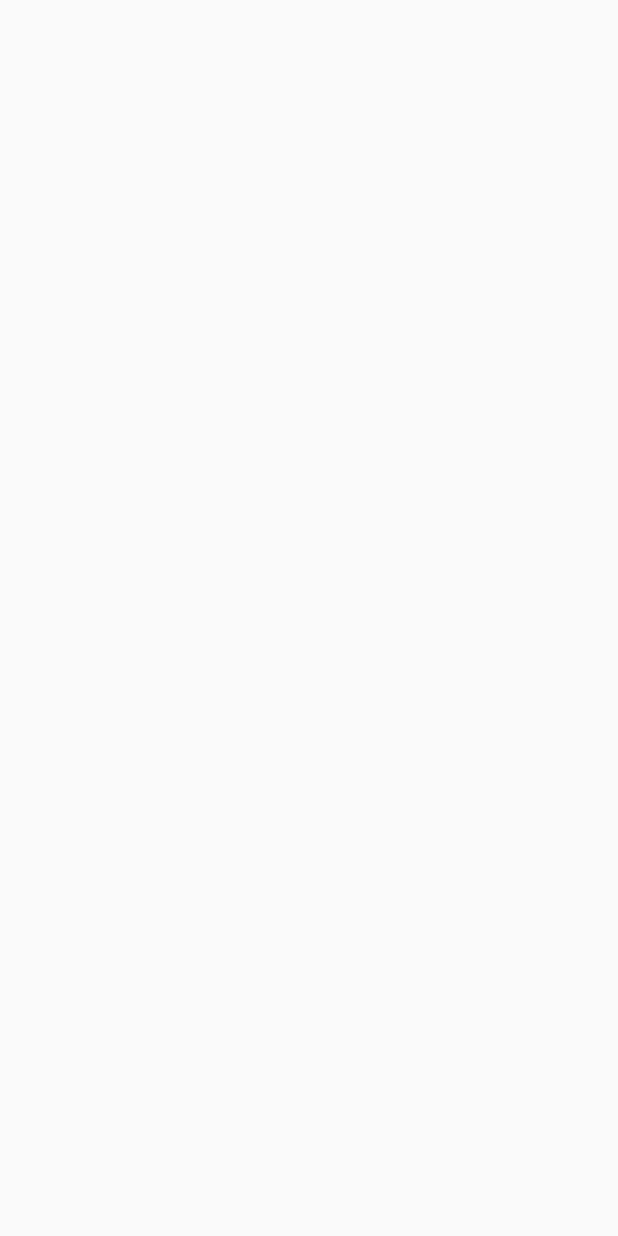
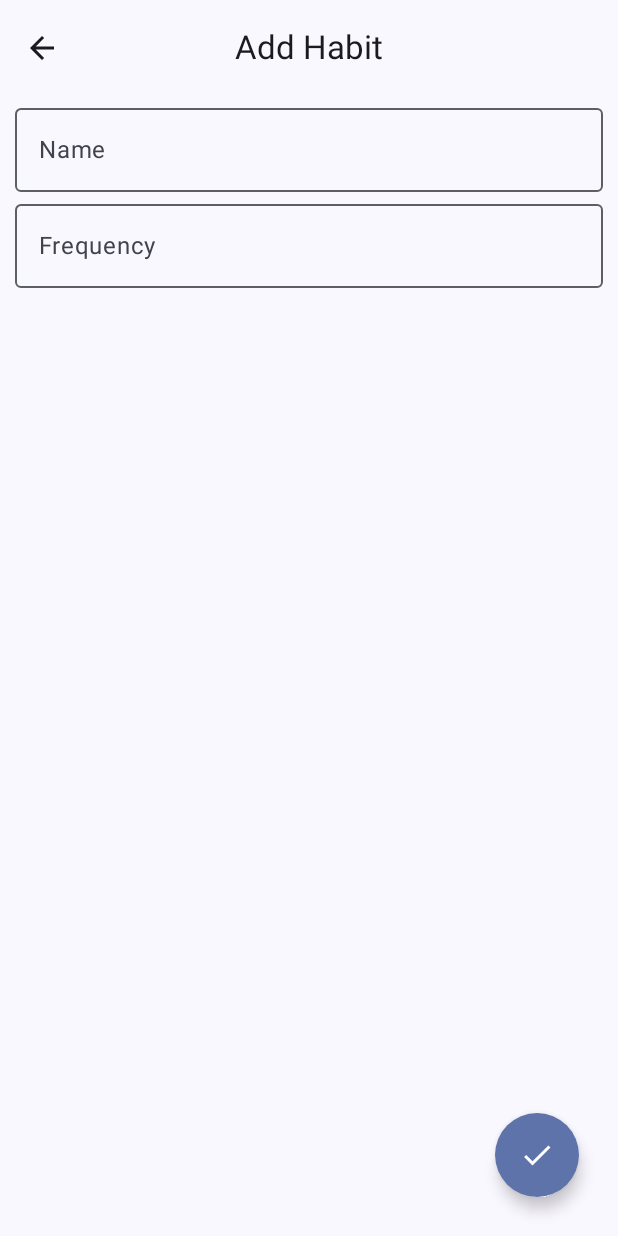
Before and after one commit to willbsp/habits, an Android app built with Jetpack Compose: the AddHabitScreen screen opened through its navigation route, on a phone screen of 412 x 824 dp. Before the commit the screen is empty. Run offline under Robolectric (Android 15) with nearby library versions, the light colour scheme and no system bars.

Commit message:
Build add habit screen

```diff
--- a/app/src/main/AndroidManifest.xml
+++ b/app/src/main/AndroidManifest.xml
@@ -16,7 +16,8 @@
             android:name=".MainActivity"
             android:exported="true"
             android:label="@string/app_name"
-            android:theme="@style/Theme.Habits">
+            android:theme="@style/Theme.Habits"
+            android:windowSoftInputMode="adjustResize">
             <intent-filter>
                 <action android:name="android.intent.action.MAIN" />
 
--- a/app/src/main/java/com/willbsp/habits/ui/addhabit/AddHabitScreen.kt
+++ b/app/src/main/java/com/willbsp/habits/ui/addhabit/AddHabitScreen.kt
@@ -1,8 +1,102 @@
 package com.willbsp.habits.ui.addhabit
 
+import androidx.compose.foundation.layout.*
+import androidx.compose.foundation.shape.CircleShape
+import androidx.compose.material.icons.Icons
+import androidx.compose.material.icons.filled.Done
+import androidx.compose.material3.*
 import androidx.compose.runtime.Composable
+import androidx.compose.runtime.rememberCoroutineScope
+import androidx.compose.ui.Alignment
+import androidx.compose.ui.Modifier
+import androidx.compose.ui.res.stringResource
+import androidx.compose.ui.tooling.preview.Preview
+import androidx.compose.ui.unit.dp
+import androidx.lifecycle.viewmodel.compose.viewModel
+import com.willbsp.habits.R
+import com.willbsp.habits.di.AppViewModelProvider
+import com.willbsp.habits.ui.HabitsAppTopBar
+import com.willbsp.habits.ui.theme.HabitsTheme
+import kotlinx.coroutines.launch
 
 // TODO change the package name?
 
+@OptIn(ExperimentalMaterial3Api::class)
 @Composable
-fun AddHabitScreen() {}
+fun AddHabitScreen( // TODO break down into multiple composable
+    modifier: Modifier = Modifier,
+    popToHome: () -> Unit = {},
+    viewModel: AddHabitViewModel = viewModel(factory = AppViewModelProvider.Factory)
+) {
+
+    val coroutineScope = rememberCoroutineScope()
+
+    Scaffold(
+        topBar = {
+            HabitsAppTopBar(
+                title = stringResource(R.string.add_habit_title),
+                canNavigateBack = true,
+                navigateUp = popToHome
+            )
+        },
+        floatingActionButton = {
+            FloatingActionButton( // TODO create composable
+                onClick = {
+                    coroutineScope.launch {
+                        viewModel.saveHabit()
+                        popToHome()
+                    }
+                },
+                shape = CircleShape,
+                modifier = Modifier
+                    .navigationBarsPadding()
+                    .padding(10.dp)
+            ) {
+                Icon(
+                    imageVector = Icons.Default.Done,
+                    contentDescription = stringResource(R.string.add_habit_add_habit)
+                )
+            }
+        }
+    ) { innerPadding -> // TODO
+
+        Column(
+            modifier = modifier
+                .padding(innerPadding)
+                .fillMaxSize(),
+            horizontalAlignment = Alignment.CenterHorizontally
+        ) {
+
+            OutlinedTextField(
+                value = viewModel.habitUiState.name,
+                singleLine = true, // TODO validation needed
+                onValueChange = { viewModel.updateUiState(viewModel.habitUiState.copy(name = it)) }, // TODO stored and read from uistate
+                label = { Text(stringResource(R.string.add_habit_name)) },
+                modifier = Modifier
+                    .fillMaxWidth()
+                    .padding(horizontal = 10.dp)
+            )
+
+
+            OutlinedTextField(
+                value = "",
+                onValueChange = { /*TODO*/ }, // TODO stored and read from uistate
+                label = { Text(stringResource(R.string.add_habit_frequency)) },
+                modifier = Modifier
+                    .fillMaxWidth()
+                    .padding(horizontal = 10.dp)
+            )
+
+        }
+
+    }
+
+}
+
+@Preview(showBackground = true, showSystemUi = true)
+@Composable
+fun AddHabitScreenPreview() {
+    HabitsTheme() {
+        AddHabitScreen()
+    }
+}
--- a/app/src/main/java/com/willbsp/habits/ui/navigation/HabitsNavigationGraph.kt
+++ b/app/src/main/java/com/willbsp/habits/ui/navigation/HabitsNavigationGraph.kt
@@ -24,7 +24,9 @@ fun HabitsNavigationGraph(
             )
         }
         composable(route = "addhabitscreen") {
-            AddHabitScreen()
+            AddHabitScreen(
+                popToHome = { navController.navigateUp() }
+            )
         }
         // TODO when it comes to adding edit screen can use composable(arguments = x) for habit
     }
```
